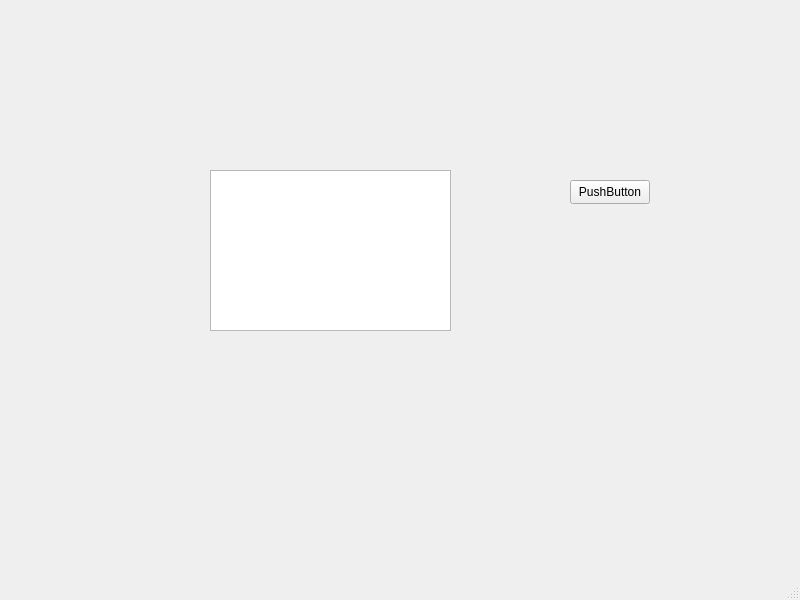
Dan1elMon/TO, file Lab08/ejPropuestos/ej02/02/mainwindow.ui: the form before one commit.
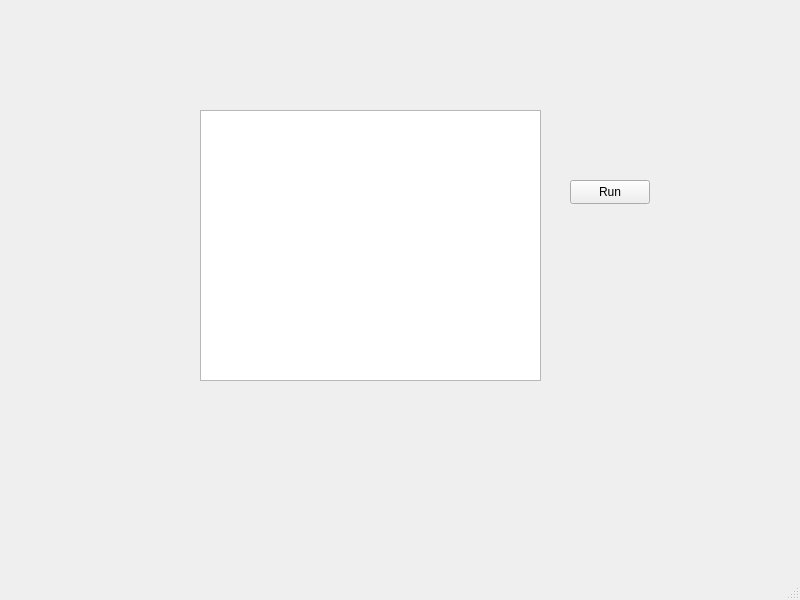
The form after the commit.

Patch:
```diff
--- a/Lab08/ejPropuestos/ej02/02/mainwindow.ui
+++ b/Lab08/ejPropuestos/ej02/02/mainwindow.ui
@@ -24,16 +24,16 @@
      </rect>
     </property>
     <property name="text">
-     <string>PushButton</string>
+     <string>Run</string>
     </property>
    </widget>
    <widget class="QTextEdit" name="outputTextEdit">
     <property name="geometry">
      <rect>
-      <x>210</x>
-      <y>170</y>
-      <width>241</width>
-      <height>161</height>
+      <x>200</x>
+      <y>110</y>
+      <width>341</width>
+      <height>271</height>
      </rect>
     </property>
    </widget>
```
